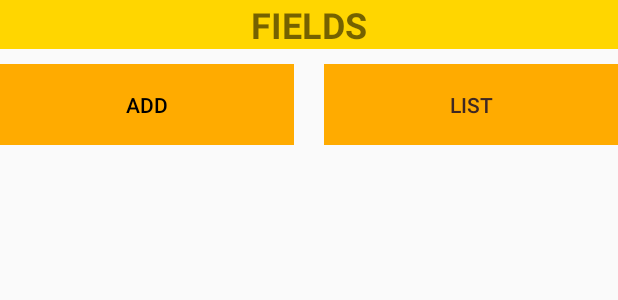
After one commit to Achaj/FarmConn, an Android app: the layout activity_field.xml on its own in the app's theme, with its tools: preview values and no code run, on a phone screen of 412 x 824 dp. The commit adds this screen. Shown: the top 300 px of the screen. Run offline under Robolectric (Android 15) with nearby library versions, the phone set to English and light mode, and no system bars.

Commit message:
srool viec actual working

```diff
--- a/app/build.gradle
+++ b/app/build.gradle
@@ -47,7 +47,8 @@ dependencies {
     implementation 'androidx.lifecycle:lifecycle-viewmodel-ktx:2.4.0'
     implementation 'androidx.legacy:legacy-support-v4:1.0.0'
     implementation 'androidx.recyclerview:recyclerview:1.2.1'
-    testImplementation 'junit:junit:4.+'
+    implementation 'com.google.android.gms:play-services-location:19.0.1'
+    //  testImplementation 'junit:junit:4.+'
     androidTestImplementation 'androidx.test.ext:junit:1.1.3'
     androidTestImplementation 'androidx.test.espresso:espresso-core:3.4.0'
 }
--- a/app/src/main/java/com/example/farmconn/MainMenu.kt
+++ b/app/src/main/java/com/example/farmconn/MainMenu.kt
@@ -30,7 +30,11 @@ class MainMenu : AppCompatActivity() {
             val intent= Intent(this,WorksActivity::class.java)
             startActivity(intent)
         }
-
+        val btnFieldActivity=findViewById<Button>(R.id.btnFieldsActivity)
+        btnFieldActivity.setOnClickListener{
+            val intent= Intent(this,FieldActivity::class.java)
+            startActivity(intent)
+        }
 
 
     }
--- /dev/null
+++ b/app/src/main/res/layout/activity_field.xml
@@ -0,0 +1,59 @@
+<?xml version="1.0" encoding="utf-8"?>
+<androidx.constraintlayout.widget.ConstraintLayout xmlns:android="http://schemas.android.com/apk/res/android"
+    xmlns:app="http://schemas.android.com/apk/res-auto"
+    xmlns:tools="http://schemas.android.com/tools"
+    android:layout_width="match_parent"
+    android:layout_height="match_parent"
+    tools:context=".FieldActivity">
+
+    <LinearLayout
+        android:id="@+id/linearLayout3"
+        android:layout_width="0dp"
+        android:layout_height="0dp"
+        android:orientation="vertical"
+        app:layout_constraintBottom_toBottomOf="parent"
+        app:layout_constraintEnd_toEndOf="parent"
+        app:layout_constraintStart_toStartOf="parent"
+        app:layout_constraintTop_toTopOf="parent">
+
+        <TextView
+            android:id="@+id/textView11"
+            android:layout_width="match_parent"
+            android:layout_height="wrap_content"
+            android:background="#FFD600"
+            android:gravity="center"
+            android:text="@string/fields"
+            android:textSize="24sp"
+            android:textStyle="bold" />
+        <LinearLayout
+            android:layout_width="match_parent"
+            android:layout_height="wrap_content"
+            android:layout_marginTop="10dp"
+            android:orientation="horizontal">
+
+            <Button
+                android:id="@+id/add_field_activity"
+                style="?android:attr/buttonBarButtonStyle"
+                android:layout_width="wrap_content"
+                android:layout_height="wrap_content"
+                android:layout_marginEnd="10dp"
+                android:layout_weight="1"
+                android:background="#FFAB00"
+                android:text="@string/add"
+                android:textColor="#000000"
+                tools:ignore="DuplicateSpeakableTextCheck,DuplicateSpeakableTextCheck" />
+
+            <Button
+                android:id="@+id/list_field_activity"
+                style="?android:attr/buttonBarButtonStyle"
+                android:layout_width="wrap_content"
+                android:layout_height="wrap_content"
+                android:layout_marginStart="10dp"
+                android:layout_weight="1"
+                android:background="#FFAB00"
+                android:text="@string/list"
+                android:textColor="#3E2723" />
+
+        </LinearLayout>
+    </LinearLayout>
+</androidx.constraintlayout.widget.ConstraintLayout>
--- a/app/src/main/res/layout/activity_main_menu.xml
+++ b/app/src/main/res/layout/activity_main_menu.xml
@@ -77,6 +77,7 @@
             android:layout_width="wrap_content"
             android:layout_height="match_parent"
             android:layout_weight="1"
+            android:contentDescription="HomeButton"
             app:srcCompat="@drawable/ic_baseline_home_24"
             tools:ignore="SpeakableTextPresentCheck" />
 
@@ -85,6 +86,7 @@
             android:layout_width="wrap_content"
             android:layout_height="match_parent"
             android:layout_weight="1"
+            android:contentDescription="localizeBTN"
             app:srcCompat="@drawable/ic_baseline_my_location_24"
             tools:ignore="SpeakableTextPresentCheck" />
 
@@ -93,6 +95,7 @@
             android:layout_width="wrap_content"
             android:layout_height="match_parent"
             android:layout_weight="1"
+            android:contentDescription="profileBTn"
             app:srcCompat="@drawable/ic_baseline_account_circle_24"
             tools:ignore="SpeakableTextPresentCheck" />
     </LinearLayout>
--- a/build.gradle
+++ b/build.gradle
@@ -5,7 +5,7 @@ buildscript {
         mavenCentral()
     }
     dependencies {
-        classpath "com.android.tools.build:gradle:7.0.3"
+        classpath 'com.android.tools.build:gradle:7.0.4'
         classpath 'org.jetbrains.kotlin:kotlin-gradle-plugin:1.6.10'
 
         // NOTE: Do not place your application dependencies here; they belong
```
Also changed, not shown: app/src/main/AndroidManifest.xml (+6 -6 lines), app/src/main/java/com/example/farmconn/FieldActivity.kt (added, +11 -0 lines), app/src/main/java/com/example/farmconn/MapsActivity.kt (+36 -13 lines), app/src/main/java/com/example/farmconn/Maschine.kt (deleted, +0 -15 lines), app/src/main/res/layout/activity_maschine.xml (+40 -34 lines).
